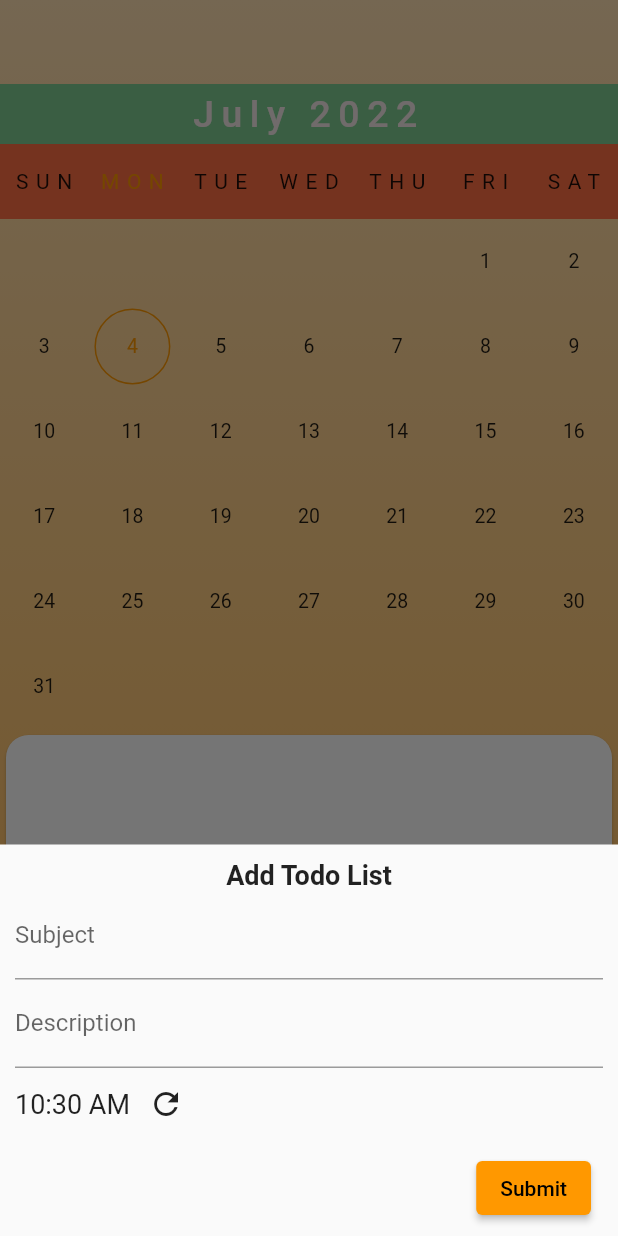
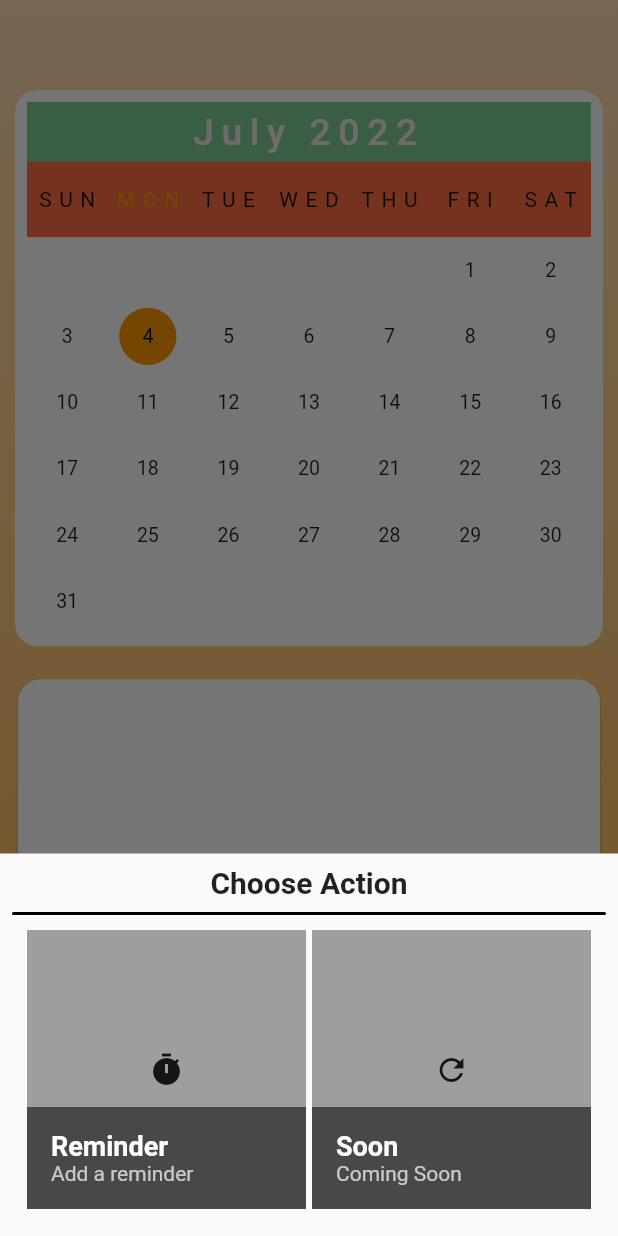
Before and after one commit to fadhlansyaf/todo, a Flutter app: the screen it shows after launch, after a tap on the "add" icon, on a phone screen of 412 x 824 dp. Run offline on Flutter 3.47's test engine with Material 2 defaults, Android fonts, the phone set to English and light mode, and no system bars; drawn by our look-alikes of syncfusion_flutter_datepicker; our stand-ins replace bloc, equatable, flutter_bloc, flutter_local_notifications, flutter_native_timezone, sqflite and 1 more; missing offline and left inert: flutter_background_service, flutter_background_service_android; accounts and stored records are empty.

Commit message:
updated and improved ui

```diff
--- a/lib/home.dart
+++ b/lib/home.dart
@@ -1,8 +1,6 @@
 import 'package:flutter/material.dart';
 import 'package:flutter_bloc/flutter_bloc.dart';
-import 'package:sliding_up_panel/sliding_up_panel.dart';
 import 'package:syncfusion_flutter_datepicker/datepicker.dart';
-import 'package:intl/intl.dart';
 import 'package:todo/bloc/home_bloc.dart';
 import 'package:todo/item_list.dart';
 import 'package:todo/model.dart';
@@ -29,6 +27,7 @@ class _MyHomePageState extends State<MyHomePage> {
   void initState() {
     super.initState();
     DatabaseProvider().database;
+    context.read<HomeBloc>().add(HomeChanged(date));
   }
 
   _onSelectionChanged(DateRangePickerSelectionChangedArgs args) {
@@ -41,102 +40,99 @@ class _MyHomePageState extends State<MyHomePage> {
     }
   }
 
-  final sc = ScrollController();
-  Widget _panel() {
-    return MediaQuery.removePadding(
-      context: context,
-      removeTop: true,
-      child: ListView.builder(
-        controller: sc,
-        itemCount: todoList.length,
-        itemBuilder: (context, index) {
-          return TodoItemList(todoData: todoList[index]);
-        },
-      ),
-    );
+  int _selectedIndex = 0;
+  void _onItemTapped(int index) {
+    setState(() {
+      _selectedIndex = index;
+    });
   }
 
-  @override
-  Widget build(BuildContext context) {
-    return Scaffold(
-      // appBar: AppBar(
-      //   title: const Text('Home'),
-      // ),
-      body: BlocListener<HomeBloc, HomeState>(
-        listener: (context, state) {
-          if (state is HomeLoaded) {
-            setState(() {
-              todoList = state.todoList;
-              for(var i in todoList){
-                cardHeight+=107;
-              }
-            });
-          }
+  void showAddSelection() {
+    showModalBottomSheet(
+        context: context,
+        builder: (context) {
+          return Padding(
+            padding: const EdgeInsets.all(8.0),
+            child: Column(
+              mainAxisSize: MainAxisSize.min,
+              children: [
+                const Text(
+                  'Choose Action',
+                  style: TextStyle(fontWeight: FontWeight.bold, fontSize: 20),
+                ),
+                const SizedBox(
+                  height: 8,
+                ),
+                Container(
+                  height: 2,
+                  decoration: BoxDecoration(
+                    color: Colors.black,
+                    borderRadius: BorderRadius.circular(12),
+                  ),
+                ),
+                SizedBox(
+                  child: GridView(
+                    shrinkWrap: true,
+                    gridDelegate:
+                        const SliverGridDelegateWithFixedCrossAxisCount(
+                            crossAxisCount: 2),
+                    padding: EdgeInsets.all(8),
+                    children: [
+                      Padding(
+                        padding: const EdgeInsets.all(2.0),
+                        child: GridTile(
+                          footer: const GridTileBar(
+                            backgroundColor: Colors.black54,
+                            title: Text(
+                              'Reminder',
+                              style: TextStyle(
+                                  fontSize: 18, fontWeight: FontWeight.bold),
+                            ),
+                            subtitle: Text("Add a reminder"),
+                          ),
+                          child: InkResponse(
+                              enableFeedback: true,
+                              onTap: () {
+                                Navigator.pop(context);
+                                chooseTodoTime();
                               },
-        child: Stack(
-          children: [
-            AnimatedContainer(
-              duration: Duration(milliseconds: 500),
-              decoration: BoxDecoration(
-                  gradient: LinearGradient(
-                begin: Alignment.topCenter,
-                end: Alignment.bottomCenter,
-                colors: [Colors.orange.shade100, Colors.orange.shade300],
+                              child: Container(
+                                child: Icon(Icons.timer),
+                                color: Colors.grey,
                               )),
                         ),
-            SingleChildScrollView(
-              child: Column(
-                children: [
-                  SizedBox(
-                    height: 56,
                       ),
-                  SizedBox(
-                    height: 430,
-                    child: SfDateRangePicker(
-                      onSelectionChanged: _onSelectionChanged,
-                      selectionMode: DateRangePickerSelectionMode.single,
-                      headerStyle: const DateRangePickerHeaderStyle(
-                          backgroundColor: Color(0xFF7fcd91),
-                          textAlign: TextAlign.center,
-                          textStyle: TextStyle(
-                            fontStyle: FontStyle.normal,
-                            fontSize: 25,
-                            letterSpacing: 5,
-                            color: Color(0xFFff5eaea),
+                      Padding(
+                        padding: const EdgeInsets.all(2.0),
+                        child: GridTile(
+                          footer: const GridTileBar(
+                            backgroundColor: Colors.black54,
+                            title: Text(
+                              'Soon',
+                              style: TextStyle(
+                                  fontSize: 18, fontWeight: FontWeight.bold),
+                            ),
+                            subtitle: Text("Coming Soon"),
+                          ),
+                          child: InkResponse(
+                              enableFeedback: true,
+                              onTap: () {},
+                              child: Container(
+                                child: Icon(Icons.refresh),
+                                color: Colors.grey,
                               )),
-                      monthViewSettings: DateRangePickerMonthViewSettings(
-                        dayFormat: 'EEE',
-                        viewHeaderStyle: DateRangePickerViewHeaderStyle(
-                          backgroundColor: Colors.deepOrange.shade400,
-                          textStyle: TextStyle(fontSize: 14, letterSpacing: 5, ),
-                        ),
-                        viewHeaderHeight: 50
-                      ),
-                    ),
-                  ),
-                  //_panel()
-                  Card(
-                    shape: RoundedRectangleBorder(borderRadius: BorderRadius.circular(15)),
-                    child: SizedBox(
-                      height: cardHeight < MediaQuery.of(context).size.height*0.4 ? MediaQuery.of(context).size.height*0.4 : cardHeight,
-                      child: ListView.builder(
-                        controller: sc,
-                        itemCount: todoList.length,
-                        physics: NeverScrollableScrollPhysics(),
-                        itemBuilder: (context, index) {
-                          return TodoItemList(todoData: todoList[index]);
-                        },
-                      ),
                         ),
                       ),
                     ],
                   ),
-            ),
+                )
               ],
             ),
-      ),
-      floatingActionButton: FloatingActionButton(
-        onPressed: () {
+          );
+        });
+  }
+
+  void chooseTodoTime() {
     TimeOfDay? timeOfDay = TimeOfDay.now();
     showModalBottomSheet(
         context: context,
@@ -157,13 +153,12 @@ class _MyHomePageState extends State<MyHomePage> {
                             const Text(
                               'Add Todo List',
                               style: TextStyle(
-                                        fontSize: 18,
-                                        fontWeight: FontWeight.bold),
+                                  fontSize: 18, fontWeight: FontWeight.bold),
                             ),
                             TextFormField(
                               controller: subController,
-                                    decoration: const InputDecoration(
-                                        labelText: 'Subject'),
+                              decoration:
+                                  const InputDecoration(labelText: 'Subject'),
                             ),
                             TextFormField(
                               controller: descController,
@@ -196,20 +191,17 @@ class _MyHomePageState extends State<MyHomePage> {
                         ElevatedButton(
                             onPressed: () {
                               DateTime currDate =
-                                        DateTime.fromMillisecondsSinceEpoch(
-                                            date);
+                                  DateTime.fromMillisecondsSinceEpoch(date);
                               DateTime submitDate = DateTime(
                                   currDate.year,
                                   currDate.month,
                                   currDate.day,
                                   timeOfDay!.hour,
                                   timeOfDay!.minute);
-                                    context.read<HomeBloc>().add(HomeInsert(
-                                        TodoModel(
+                              context.read<HomeBloc>().add(HomeInsert(TodoModel(
                                   subject: subController.text,
                                   desc: descController.text,
-                                            date: submitDate
-                                                .millisecondsSinceEpoch,
+                                  date: submitDate.millisecondsSinceEpoch,
                                   time: timeOfDay!.format(context))));
                               Navigator.pop(context);
                             },
@@ -222,8 +214,131 @@ class _MyHomePageState extends State<MyHomePage> {
             },
           );
         });
+  }
+
+  @override
+  Widget build(BuildContext context) {
+    List<Widget> selectedWidget = [
+      Stack(
+        children: [
+          AnimatedContainer(
+            duration: const Duration(milliseconds: 500),
+            decoration: BoxDecoration(
+                gradient: LinearGradient(
+              begin: Alignment.topCenter,
+              end: Alignment.bottomCenter,
+              colors: [Colors.orange.shade100, Colors.orange.shade300],
+            )),
+          ),
+          SingleChildScrollView(
+            child: Column(
+              children: [
+                const SizedBox(
+                  height: 50,
+                ),
+                Container(
+                  height: MediaQuery.of(context).size.height * 0.45,
+                  decoration: BoxDecoration(
+                      borderRadius: BorderRadius.circular(15),
+                      color: Colors.white),
+                  padding: const EdgeInsets.all(8),
+                  margin: const EdgeInsets.all(10),
+                  child: SfDateRangePicker(
+                    initialSelectedDate: DateTime.fromMillisecondsSinceEpoch(date),
+                    onSelectionChanged: _onSelectionChanged,
+                    selectionMode: DateRangePickerSelectionMode.single,
+                    headerStyle: const DateRangePickerHeaderStyle(
+                      backgroundColor: Color(0xFF7fcd91),
+                      textAlign: TextAlign.center,
+                      textStyle: TextStyle(
+                        fontStyle: FontStyle.normal,
+                        fontSize: 25,
+                        letterSpacing: 5,
+                        color: Color(0xFFff5eaea),
+                      ),
+                    ),
+                    monthViewSettings: DateRangePickerMonthViewSettings(
+                        dayFormat: 'EEE',
+                        viewHeaderStyle: DateRangePickerViewHeaderStyle(
+                          backgroundColor: Colors.deepOrange.shade400,
+                          textStyle: const TextStyle(
+                            fontSize: 14,
+                            letterSpacing: 5,
+                          ),
+                        ),
+                        viewHeaderHeight: 50),
+                  ),
+                ),
+                //_panel()
+                Padding(
+                  padding: const EdgeInsets.all(8.0),
+                  child: Card(
+                    shape: RoundedRectangleBorder(
+                        borderRadius: BorderRadius.circular(15)),
+                    child: SizedBox(
+                      height: cardHeight <
+                              MediaQuery.of(context).size.height * 0.37
+                          ? MediaQuery.of(context).size.height * 0.37
+                          : cardHeight,
+                      child: ListView.builder(
+                        shrinkWrap: true,
+                        itemCount: todoList.length,
+                        physics: const NeverScrollableScrollPhysics(),
+                        itemBuilder: (context, index) {
+                          return TodoItemList(todoData: todoList[index]);
                         },
-        tooltip: 'Increment',
+                      ),
+                    ),
+                  ),
+                ),
+              ],
+            ),
+          ),
+        ],
+      ),
+      const Center(child: Text('Coming Soon'),)
+    ];
+    return Scaffold(
+      // appBar: AppBar(
+      //   title: const Text('Home'),
+      // ),
+      body: BlocListener<HomeBloc, HomeState>(
+        listener: (context, state) {
+          if (state is HomeLoaded) {
+            setState(() {
+              todoList = state.todoList;
+              for (var _ in todoList) {
+                cardHeight += 107;
+              }
+            });
+          }
+        },
+        child: BlocListener<HomeBloc, HomeState>(
+          listener: (context, state) {
+            if (state is HomeLoaded) {
+              setState(() {
+                todoList = state.todoList;
+                for (var _ in todoList) {
+                  cardHeight += MediaQuery.of(context).size.height * 0.001;
+                }
+              });
+            }
+          },
+          child: selectedWidget.elementAt(_selectedIndex),
+        )
+
+      ),
+      bottomNavigationBar: BottomNavigationBar(
+          onTap: _onItemTapped,
+          currentIndex: _selectedIndex,
+          items: [
+            BottomNavigationBarItem(icon: Icon(Icons.refresh), label: 'Item1'),
+            BottomNavigationBarItem(icon: Icon(Icons.refresh), label: 'Item2'),
+          ]),
+      floatingActionButton: FloatingActionButton(
+        onPressed: () {
+          showAddSelection();
+        },
         child: const Icon(Icons.add),
       ),
     );
```
Lines whose indentation alone changed are shown as unchanged.
